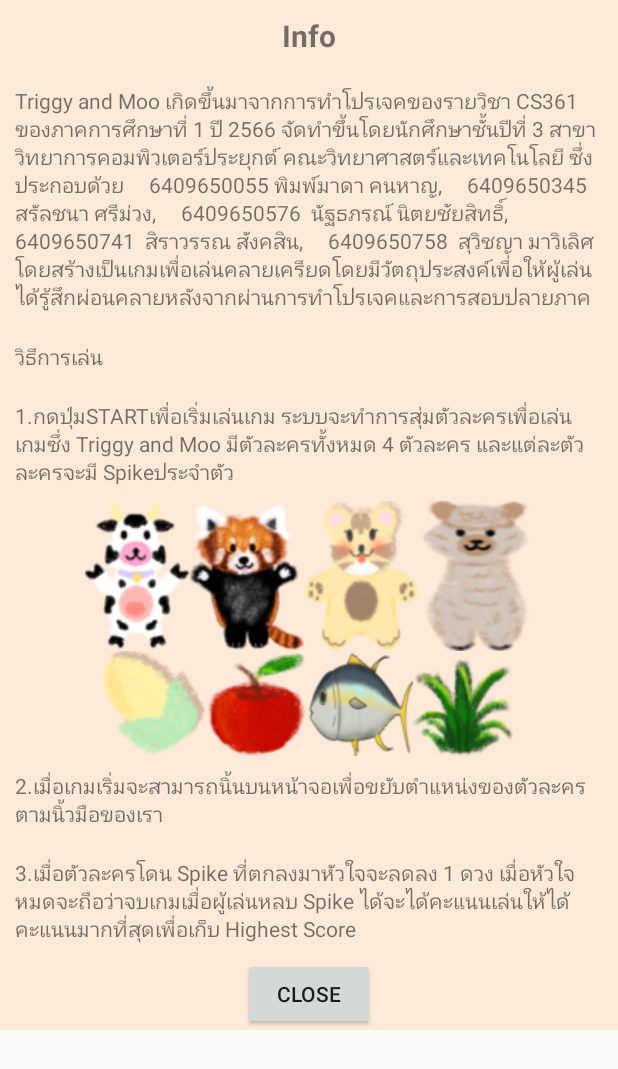
After one commit to Ohlittlejiji/TriggyandMoo, an Android app: the layout info_dialog.xml on its own in the app's theme, with its tools: preview values and no code run, on a phone screen of 412 x 824 dp. The commit adds this screen. Shown: the top 1069 px of the screen. Run offline under Robolectric (Android 15) with nearby library versions, the light colour scheme and no system bars.

Commit message:
เพิ่มinfo

```diff
--- a/app/src/main/java/com/example/triggyandmoo/MainActivity.java
+++ b/app/src/main/java/com/example/triggyandmoo/MainActivity.java
@@ -1,17 +1,27 @@
 package com.example.triggyandmoo;
 
 import androidx.appcompat.app.AppCompatActivity;
+
+import android.app.Dialog;
+import android.graphics.drawable.Drawable;
 import android.media.MediaPlayer;
 import android.os.Bundle;
+import android.util.Log;
 import android.view.View;
+import android.view.Window;
 import android.view.WindowManager;
 import android.content.SharedPreferences;
 import android.preference.PreferenceManager;
+import android.widget.Button;
+import android.widget.ImageView;
+import android.widget.LinearLayout;
+import android.widget.TextView;
 
 public class MainActivity extends AppCompatActivity {
 
     private MediaPlayer backgroundMusic;
     private static final String PREF_KEY_BACKGROUND_MUSIC_PLAYING = "background_music_playing";
+    private Dialog infoDialog;
 
     @Override
     protected void onCreate(Bundle savedInstanceState) {
@@ -84,4 +94,47 @@ public class MainActivity extends AppCompatActivity {
         super.onPause();
         stopBackgroundMusic();
     }
+
+
+    public void showInfoDialog(View view) {
+        // Create a new dialog
+        final Dialog infoDialog = new Dialog(this);
+
+        // Set the layout for the dialog
+        infoDialog.requestWindowFeature(Window.FEATURE_NO_TITLE);
+        infoDialog.setContentView(R.layout.info_dialog);
+
+        // Set the width to match parent and height to wrap content
+        WindowManager.LayoutParams layoutParams = new WindowManager.LayoutParams();
+        layoutParams.copyFrom(infoDialog.getWindow().getAttributes());
+        layoutParams.width = WindowManager.LayoutParams.MATCH_PARENT;
+        layoutParams.height = WindowManager.LayoutParams.WRAP_CONTENT;
+        infoDialog.getWindow().setAttributes(layoutParams);
+
+        // Access the Close button and set its click listener
+        Button btnClose = infoDialog.findViewById(R.id.btnClose);
+        btnClose.setOnClickListener(new View.OnClickListener() {
+            @Override
+            public void onClick(View v) {
+                infoDialog.dismiss(); // Dismiss the dialog when the Close button is clicked
+            }
+        });
+
+        // Show the dialog
+        infoDialog.show();
+    }
+
+
+
+
+
+
+
+
+    public void closeInfoDialog(View view) {
+        // ปิดป็อปอัพ (ถูกเรียกจากปุ่ม "Close")
+        if (infoDialog != null && infoDialog.isShowing()) {
+            infoDialog.dismiss();
+        }
+    }
 }
--- a/app/src/main/res/layout/activity_main.xml
+++ b/app/src/main/res/layout/activity_main.xml
@@ -21,5 +21,18 @@
         android:textSize="32sp"
         android:textColor="@android:color/white"
         android:backgroundTint="#bb8044"
-        android:onClick="startGame" />
+        android:onClick="startGame"
+        />
+
+
+    <Button
+        android:id="@+id/btnInfo"
+        android:layout_width="wrap_content"
+        android:layout_height="wrap_content"
+        android:text="Info"
+        android:onClick="showInfoDialog" />
+
+
+
+
 </LinearLayout>
--- /dev/null
+++ b/app/src/main/res/layout/info_dialog.xml
@@ -0,0 +1,134 @@
+<?xml version="1.0" encoding="utf-8"?>
+<LinearLayout xmlns:android="http://schemas.android.com/apk/res/android"
+    android:layout_width="match_parent"
+    android:layout_height="wrap_content"
+    android:orientation="vertical"
+    android:background="#ffead9"
+    >
+
+    <TextView
+        android:id="@+id/tvInfoTitle"
+        android:layout_width="match_parent"
+        android:layout_height="wrap_content"
+        android:gravity="center"
+        android:padding="10dp"
+        android:text="Info"
+        android:textSize="20sp"
+        android:textStyle="bold" />
+
+    <LinearLayout
+        android:layout_width="match_parent"
+        android:layout_height="match_parent"
+        android:orientation="vertical"
+        android:id="@+id/tvInfoContent">
+
+        <TextView
+
+            android:layout_width="match_parent"
+            android:layout_height="wrap_content"
+            android:padding="10dp"
+            android:text="Triggy and Moo เกิดขึ้นมาจากการทำโปรเจคของรายวิชา CS361 ของภาคการศึกษาที่ 1 ปี 2566 จัดทำขึ้นโดยนักศึกษาชั้นปีที่ 3 สาขาวิทยาการคอมพิวเตอร์ประยุกต์ คณะวิทยาศาสตร์และเทคโนโลยี ซึ่งประกอบด้วย
+    6409650055 พิมพ์มาดา คนหาญ,
+    6409650345  สรัลชนา ศรีม่วง,
+    6409650576  นัฐธภรณ์ นิตยชัยสิทธิ์,
+    6409650741  สิราวรรณ สังคสิน,
+    6409650758  สุวิชญา มาวิเลิศ โดยสร้างเป็นเกมเพื่อเล่นคลายเครียดโดยมีวัตถุประสงค์เพื่อให้ผู้เล่นได้รู้สึกผ่อนคลายหลังจากผ่านการทำโปรเจคและการสอบปลายภาค  " />
+
+        <TextView
+
+            android:layout_width="match_parent"
+            android:layout_height="wrap_content"
+            android:padding="10dp"
+            android:text="วิธีการเล่น" />
+
+        <TextView
+
+            android:layout_width="match_parent"
+            android:layout_height="wrap_content"
+            android:padding="10dp"
+            android:text="1.กดปุ่มSTARTเพื่อเริ่มเล่นเกม ระบบจะทำการสุ่มตัวละครเพื่อเล่นเกมซึ่ง Triggy and Moo มีตัวละครทั้งหมด 4 ตัวละคร และแต่ละตัวละครจะมี Spikeประจำตัว" />
+
+        <LinearLayout
+
+            android:layout_width="match_parent"
+            android:layout_height="wrap_content"
+            android:orientation="horizontal"
+            android:gravity="center">
+
+            <ImageView
+                android:layout_width="wrap_content"
+                android:layout_height="wrap_content"
+                android:background="@drawable/moo" />
+
+            <ImageView
+                android:layout_width="wrap_content"
+                android:layout_height="wrap_content"
+                android:background="@drawable/moo2" />
+
+            <ImageView
+                android:layout_width="wrap_content"
+                android:layout_height="wrap_content"
+                android:background="@drawable/moo3" />
+
+            <ImageView
+                android:layout_width="wrap_content"
+                android:layout_height="wrap_content"
+                android:background="@drawable/moo4" />
+
+        </LinearLayout>
+
+        <LinearLayout
+
+            android:layout_width="match_parent"
+            android:layout_height="wrap_content"
+            android:orientation="horizontal"
+            android:gravity="center">
+
+            <ImageView
+                android:layout_width="wrap_content"
+                android:layout_height="wrap_content"
+                android:background="@drawable/spike0" />
+
+            <ImageView
+                android:layout_width="wrap_content"
+                android:layout_height="wrap_content"
+                android:background="@drawable/spike1" />
+
+            <ImageView
+                android:layout_width="wrap_content"
+                android:layout_height="wrap_content"
+                android:background="@drawable/spike2" />
+
+            <ImageView
+                android:layout_width="wrap_content"
+                android:layout_height="wrap_content"
+                android:background="@drawable/spike3" />
+        </LinearLayout>
+
+        <TextView
+
+            android:layout_width="match_parent"
+            android:layout_height="wrap_content"
+            android:padding="10dp"
+            android:text="2.เมื่อเกมเริ่มจะสามารถนิ้นบนหน้าจอเพื่อขยับตำแหน่งของตัวละครตามนิ้วมือของเรา" />
+
+        <TextView
+
+            android:layout_width="match_parent"
+            android:layout_height="wrap_content"
+            android:padding="10dp"
+            android:text="3.เมื่อตัวละครโดน Spike ที่ตกลงมาหัวใจจะลดลง 1 ดวง เมื่อหัวใจหมดจะถือว่าจบเกมเมื่อผู้เล่นหลบ Spike ได้จะได้คะแนนเล่นให้ได้คะแนนมากที่สุดเพื่อเก็บ Highest Score" />
+    </LinearLayout>
+
+    <Button
+        android:id="@+id/btnClose"
+        android:layout_width="wrap_content"
+        android:layout_height="wrap_content"
+        android:text="Close"
+        android:onClick="closeInfoDialog"
+        android:layout_gravity="center"/>
+
+
+
+
+</LinearLayout>
```
Also changed, not shown: app/src/main/ic_launcher-playstore.png, app/src/main/res/drawable/moo4.png, app/src/main/res/mipmap-hdpi/ic_launcher.webp, app/src/main/res/mipmap-hdpi/ic_launcher_foreground.webp, app/src/main/res/mipmap-hdpi/ic_launcher_round.webp, app/src/main/res/mipmap-mdpi/ic_launcher.webp, app/src/main/res/mipmap-mdpi/ic_launcher_foreground.webp, app/src/main/res/mipmap-mdpi/ic_launcher_round.webp, app/src/main/res/mipmap-xhdpi/ic_launcher.webp, app/src/main/res/mipmap-xhdpi/ic_launcher_foreground.webp, app/src/main/res/mipmap-xhdpi/ic_launcher_round.webp, app/src/main/res/mipmap-xxhdpi/ic_launcher.webp, app/src/main/res/mipmap-xxhdpi/ic_launcher_foreground.webp, app/src/main/res/mipmap-xxhdpi/ic_launcher_round.webp, 3 more files.
